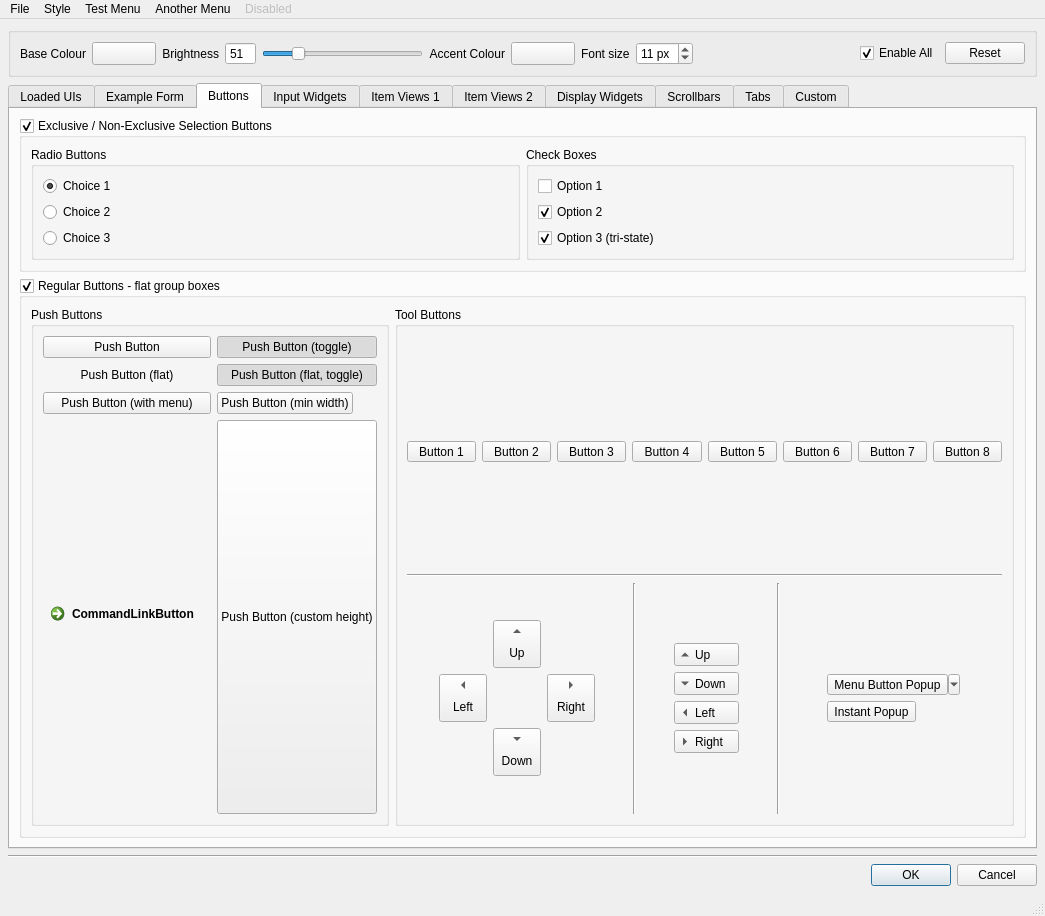
Above: src/forms/style_test.ui from mjbonnington/uistyle before the change. Below: the same form after it.
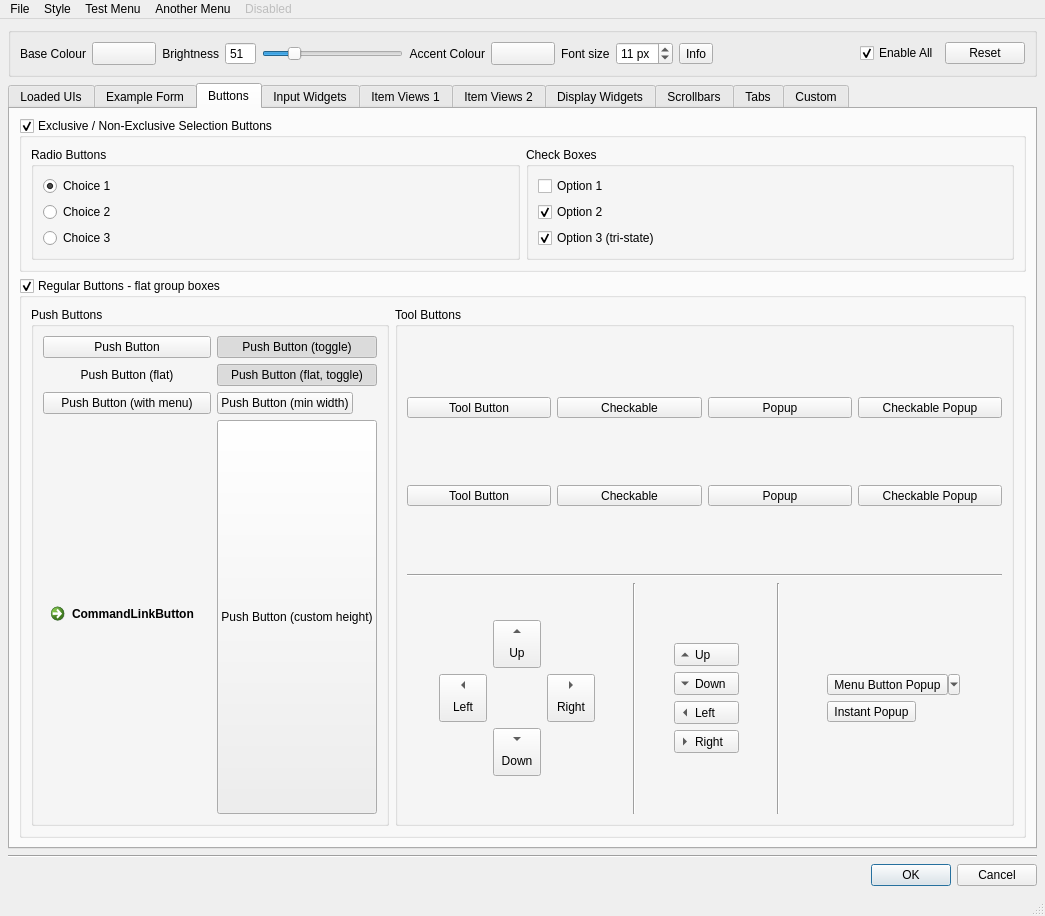
That is the form after the change. The open tabs and pages were chosen to show the change.

Commit message: Dynamic icon tints

What changed in the file:
```diff
--- a/src/forms/style_test.ui
+++ b/src/forms/style_test.ui
@@ -174,6 +174,22 @@
          </property>
         </widget>
        </item>
+       <item>
+        <widget class="QToolButton" name="info_toolButton">
+         <property name="toolTip">
+          <string>About</string>
+         </property>
+         <property name="statusTip">
+          <string>Style configuration info</string>
+         </property>
+         <property name="text">
+          <string>Info</string>
+         </property>
+         <property name="toolButtonStyle">
+          <enum>Qt::ToolButtonIconOnly</enum>
+         </property>
+        </widget>
+       </item>
        <item>
         <spacer name="horizontalSpacer">
          <property name="orientation">
@@ -957,7 +973,7 @@
                 <property name="frameShadow">
                  <enum>QFrame::Raised</enum>
                 </property>
-                <layout class="QHBoxLayout" name="horizontalLayout_14">
+                <layout class="QGridLayout" name="gridLayout">
                  <property name="leftMargin">
                   <number>0</number>
                  </property>
@@ -970,8 +986,8 @@
                  <property name="bottomMargin">
                   <number>0</number>
                  </property>
-                 <item>
-                  <widget class="QToolButton" name="toolButton_10">
+                 <item row="0" column="3">
+                  <widget class="QToolButton" name="popup2_toolButton">
                    <property name="sizePolicy">
                     <sizepolicy hsizetype="Expanding" vsizetype="Maximum">
                      <horstretch>0</horstretch>
@@ -979,7 +995,7 @@
                     </sizepolicy>
                    </property>
                    <property name="text">
-                    <string>Button 1</string>
+                    <string>Checkable Popup</string>
                    </property>
                    <property name="iconSize">
                     <size>
@@ -987,16 +1003,19 @@
                      <height>32</height>
                     </size>
                    </property>
+                   <property name="checkable">
+                    <bool>true</bool>
+                   </property>
                    <property name="popupMode">
-                    <enum>QToolButton::DelayedPopup</enum>
+                    <enum>QToolButton::InstantPopup</enum>
                    </property>
                    <property name="toolButtonStyle">
                     <enum>Qt::ToolButtonTextUnderIcon</enum>
                    </property>
                   </widget>
                  </item>
-                 <item>
-                  <widget class="QToolButton" name="toolButton_11">
+                 <item row="0" column="1">
+                  <widget class="QToolButton" name="test2_toolButton">
                    <property name="sizePolicy">
                     <sizepolicy hsizetype="Expanding" vsizetype="Maximum">
                      <horstretch>0</horstretch>
@@ -1004,7 +1023,7 @@
                     </sizepolicy>
                    </property>
                    <property name="text">
-                    <string>Button 2</string>
+                    <string>Checkable</string>
                    </property>
                    <property name="iconSize">
                     <size>
@@ -1012,6 +1031,9 @@
                      <height>32</height>
                     </size>
                    </property>
+                   <property name="checkable">
+                    <bool>true</bool>
+                   </property>
                    <property name="popupMode">
                     <enum>QToolButton::DelayedPopup</enum>
                    </property>
@@ -1020,8 +1042,8 @@
                    </property>
                   </widget>
                  </item>
-                 <item>
-                  <widget class="QToolButton" name="toolButton_12">
+                 <item row="0" column="0">
+                  <widget class="QToolButton" name="test1_toolButton">
                    <property name="sizePolicy">
                     <sizepolicy hsizetype="Expanding" vsizetype="Maximum">
                      <horstretch>0</horstretch>
@@ -1029,7 +1051,7 @@
                     </sizepolicy>
                    </property>
                    <property name="text">
-                    <string>Button 3</string>
+                    <string>Tool Button</string>
                    </property>
                    <property name="iconSize">
                     <size>
@@ -1038,15 +1060,15 @@
                     </size>
                    </property>
                    <property name="popupMode">
-                    <enum>QToolButton::InstantPopup</enum>
+                    <enum>QToolButton::DelayedPopup</enum>
                    </property>
                    <property name="toolButtonStyle">
                     <enum>Qt::ToolButtonTextUnderIcon</enum>
                    </property>
                   </widget>
                  </item>
-                 <item>
-                  <widget class="QToolButton" name="toolButton_13">
+                 <item row="0" column="2">
+                  <widget class="QToolButton" name="popup1_toolButton">
                    <property name="sizePolicy">
                     <sizepolicy hsizetype="Expanding" vsizetype="Maximum">
                      <horstretch>0</horstretch>
@@ -1054,7 +1076,7 @@
                     </sizepolicy>
                    </property>
                    <property name="text">
-                    <string>Button 4</string>
+                    <string>Popup</string>
                    </property>
                    <property name="iconSize">
                     <size>
@@ -1070,8 +1092,8 @@
                    </property>
                   </widget>
                  </item>
-                 <item>
-                  <widget class="QToolButton" name="toolButton_14">
+                 <item row="1" column="0">
+                  <widget class="QToolButton" name="test3_toolButton">
                    <property name="sizePolicy">
                     <sizepolicy hsizetype="Expanding" vsizetype="Maximum">
                      <horstretch>0</horstretch>
@@ -1079,15 +1101,15 @@
                     </sizepolicy>
                    </property>
                    <property name="text">
-                    <string>Button 5</string>
+                    <string>Tool Button</string>
                    </property>
                    <property name="toolButtonStyle">
                     <enum>Qt::ToolButtonTextBesideIcon</enum>
                    </property>
                   </widget>
                  </item>
-                 <item>
-                  <widget class="QToolButton" name="toolButton_15">
+                 <item row="1" column="1">
+                  <widget class="QToolButton" name="test4_toolButton">
                    <property name="sizePolicy">
                     <sizepolicy hsizetype="Expanding" vsizetype="Maximum">
                      <horstretch>0</horstretch>
@@ -1095,15 +1117,18 @@
                     </sizepolicy>
                    </property>
                    <property name="text">
-                    <string>Button 6</string>
+                    <string>Checkable</string>
                    </property>
+                   <property name="checkable">
+                    <bool>true</bool>
+                   </property>
                    <property name="toolButtonStyle">
                     <enum>Qt::ToolButtonTextBesideIcon</enum>
                    </property>
                   </widget>
                  </item>
-                 <item>
-                  <widget class="QToolButton" name="toolButton_16">
+                 <item row="1" column="2">
+                  <widget class="QToolButton" name="popup3_toolButton">
                    <property name="sizePolicy">
                     <sizepolicy hsizetype="Expanding" vsizetype="Maximum">
                      <horstretch>0</horstretch>
@@ -1111,7 +1136,7 @@
                     </sizepolicy>
                    </property>
                    <property name="text">
-                    <string>Button 7</string>
+                    <string>Popup</string>
                    </property>
                    <property name="popupMode">
                     <enum>QToolButton::InstantPopup</enum>
@@ -1121,8 +1146,8 @@
                    </property>
                   </widget>
                  </item>
-                 <item>
-                  <widget class="QToolButton" name="toolButton_17">
+                 <item row="1" column="3">
+                  <widget class="QToolButton" name="popup4_toolButton">
                    <property name="sizePolicy">
                     <sizepolicy hsizetype="Expanding" vsizetype="Maximum">
                      <horstretch>0</horstretch>
@@ -1130,7 +1155,10 @@
                     </sizepolicy>
                    </property>
                    <property name="text">
-                    <string>Button 8</string>
+                    <string>Checkable Popup</string>
+                   </property>
+                   <property name="checkable">
+                    <bool>true</bool>
                    </property>
                    <property name="popupMode">
                     <enum>QToolButton::InstantPopup</enum>
```
Left out of the diff: 38 changed lines with no effect on the pictures. The commit also changes 3 other files.
